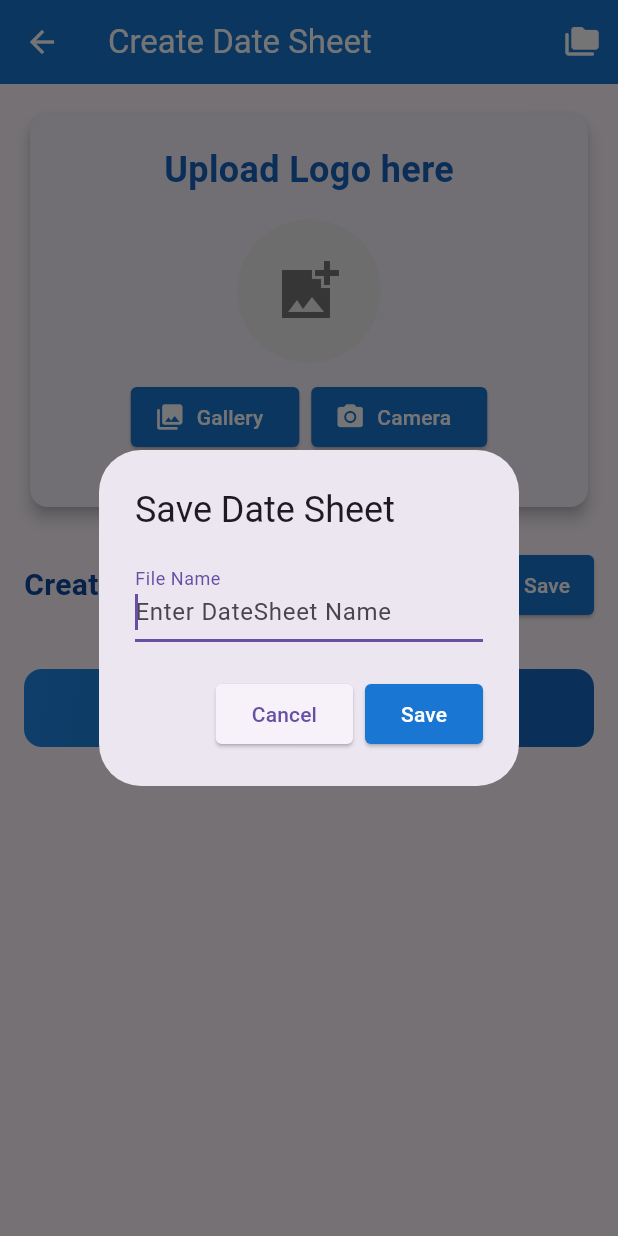
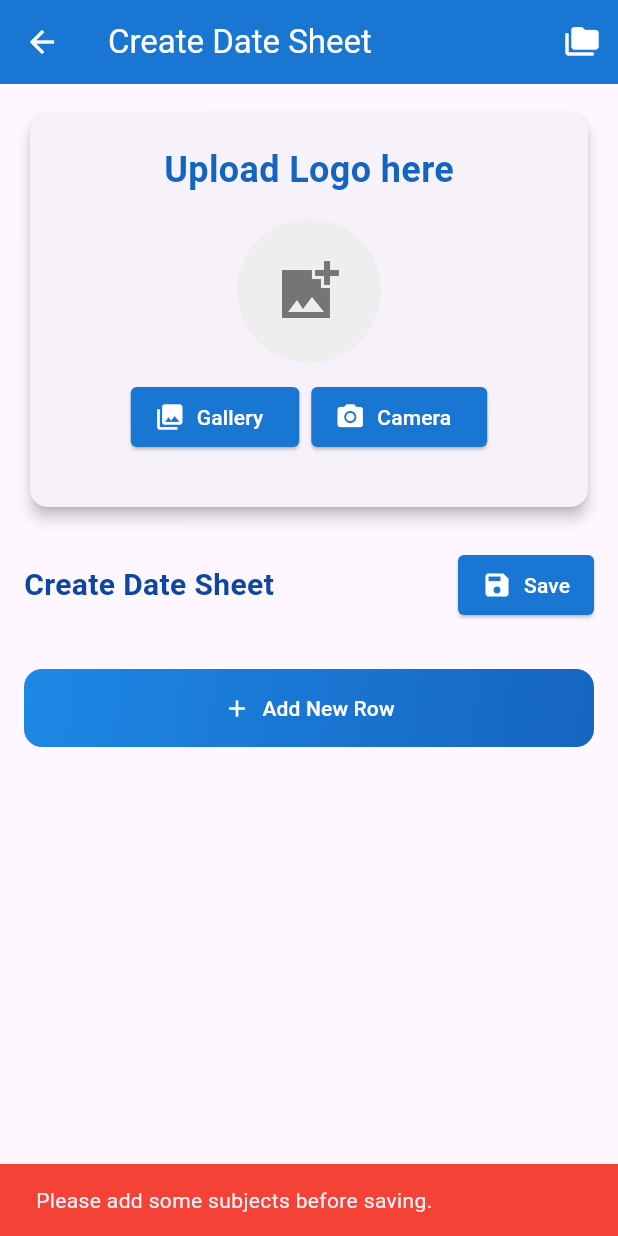
Before and after one commit to hamza99090/exam_schedule, a Flutter app: the DateSheetScreen screen opened directly with empty values, after a tap on "Save", on a phone screen of 412 x 824 dp. Run offline on Flutter 3.47's test engine with Material 3 defaults, Android fonts, the phone set to English and light mode, and no system bars; our stand-ins replace hive, hive_flutter, image_picker, pdf, share_plus; accounts and stored records are empty.

Commit message:
Without adding data save issue resolved

```diff
--- a/lib/managers/date_sheet_manager.dart
+++ b/lib/managers/date_sheet_manager.dart
@@ -311,4 +311,19 @@ class DateSheetManager extends ChangeNotifier {
       notifyListeners();
     }
   }
+
+  bool get hasData {
+    // Check if any row has any subject selected for any class
+    for (var row in _data.tableRows) {
+      for (var className in _data.classNames) {
+        final subjects = row.classSubjects[className] ?? [];
+        // Check if there's at least one non-empty subject that's not "-"
+        if (subjects.isNotEmpty &&
+            subjects.any((s) => s.isNotEmpty && s != '-')) {
+          return true;
+        }
+      }
+    }
+    return false;
+  }
 }
--- a/lib/screens/date_sheet_detail_screen.dart
+++ b/lib/screens/date_sheet_detail_screen.dart
@@ -101,6 +101,31 @@ class _DateSheetDetailScreenState extends State<DateSheetDetailScreen> {
   }
 
   void _saveChanges() {
+    // Check if there's any data
+    bool hasData = false;
+    for (var row in _editableDateSheet.tableRows) {
+      for (var className in _editableDateSheet.classNames) {
+        final subjects = row.classSubjects[className] ?? [];
+        if (subjects.isNotEmpty &&
+            subjects.any((s) => s.isNotEmpty && s != '-')) {
+          hasData = true;
+          break;
+        }
+      }
+      if (hasData) break;
+    }
+
+    if (!hasData) {
+      ScaffoldMessenger.of(context).showSnackBar(
+        const SnackBar(
+          content: Text(
+            'Cannot save empty date sheet. Add some subjects first.',
+          ),
+          backgroundColor: Colors.red,
+        ),
+      );
+      return;
+    }
     // Find the index of this date sheet
     final index = widget.manager.savedDateSheets.indexOf(widget.dateSheet);
     if (index != -1) {
--- a/lib/screens/date_sheet_screen.dart
+++ b/lib/screens/date_sheet_screen.dart
@@ -53,6 +53,7 @@ class _DateSheetScreenState extends State<DateSheetScreen> {
               onPressed: () => Navigator.of(context).pop(),
               child: const Text('Cancel'),
             ),
+            // In _showSaveDialog method, update the Save button
             ElevatedButton(
               style: ElevatedButton.styleFrom(
                 shape: const RoundedRectangleBorder(
@@ -63,8 +64,22 @@ class _DateSheetScreenState extends State<DateSheetScreen> {
               ),
               onPressed: () {
                 if (fileName.isNotEmpty) {
-                  _saveDateSheet(fileName);
-                  Navigator.of(context).pop();
+                  // Check if there's any data to save
+                  if (widget.manager.hasData) {
+                    _saveDateSheet(fileName);
+                    Navigator.of(context).pop();
+                  } else {
+                    // Show error - no data to save
+                    ScaffoldMessenger.of(context).showSnackBar(
+                      const SnackBar(
+                        content: Text(
+                          'Please add some subjects before saving.',
+                        ),
+                        backgroundColor: Colors.red,
+                      ),
+                    );
+                    // Don't close the dialog - let user add data first
+                  }
                 }
               },
               child: const Text('Save'),
@@ -302,20 +317,43 @@ class _DateSheetScreenState extends State<DateSheetScreen> {
                               final formState = _headerFormKey.currentState;
                               if (formState != null) {
                                 if (formState.validate()) {
-                                  _showSaveDialog();
+                                  // Check if there's data to save
+                                  if (widget.manager.hasData) {
+                                    _showSaveDialog();
+                                  } else {
+                                    ScaffoldMessenger.of(context).showSnackBar(
+                                      const SnackBar(
+                                        content: Text(
+                                          'Please add some subjects before saving.',
+                                        ),
+                                        backgroundColor: Colors.red,
+                                      ),
+                                    );
+                                  }
                                 } else {
                                   ScaffoldMessenger.of(context).showSnackBar(
                                     const SnackBar(
                                       content: Text(
-                                        "Please fill required fields before saving.",
+                                        'Please fill required fields before saving.',
                                       ),
                                       backgroundColor: Colors.red,
                                     ),
                                   );
                                 }
                               } else {
-                                // No form in header (image-only header), just show save dialog
-                                _showSaveDialog();
+                                // No form in header (image-only header), check data
+                                if (widget.manager.hasData) {
+                                  _showSaveDialog();
+                                } else {
+                                  ScaffoldMessenger.of(context).showSnackBar(
+                                    const SnackBar(
+                                      content: Text(
+                                        'Please add some subjects before saving.',
+                                      ),
+                                      backgroundColor: Colors.red,
+                                    ),
+                                  );
+                                }
                               }
                             },
                             icon: const Icon(Icons.save, size: 20),
```
